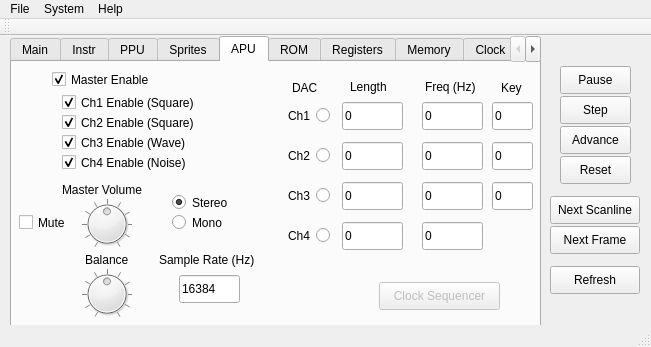
Above: qtfiles/mainwindow.ui from cthornsb/OtterGB before the change. Below: the same form after it.
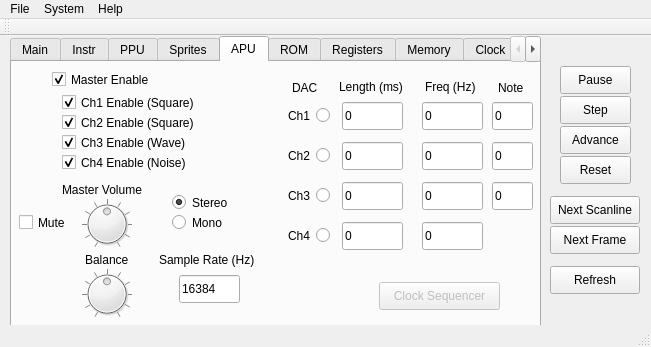
That is the form after the change.

Diff of the .ui file:
```diff
--- a/qtfiles/mainwindow.ui
+++ b/qtfiles/mainwindow.ui
@@ -2242,14 +2242,14 @@
      <widget class="QLabel" name="label_15">
       <property name="geometry">
        <rect>
-        <x>338</x>
+        <x>327</x>
         <y>17</y>
-        <width>58</width>
+        <width>71</width>
         <height>16</height>
        </rect>
       </property>
       <property name="text">
-       <string>Length</string>
+       <string>Length (ms)</string>
       </property>
      </widget>
      <widget class="QLabel" name="label_16">
@@ -2424,14 +2424,14 @@
      <widget class="QLabel" name="label_17">
       <property name="geometry">
        <rect>
-        <x>489</x>
+        <x>486</x>
         <y>18</y>
-        <width>31</width>
+        <width>41</width>
         <height>16</height>
        </rect>
       </property>
       <property name="text">
-       <string>Key</string>
+       <string>Note</string>
       </property>
      </widget>
      <widget class="QLineEdit" name="lineEdit_APU_Ch3Key">
```
